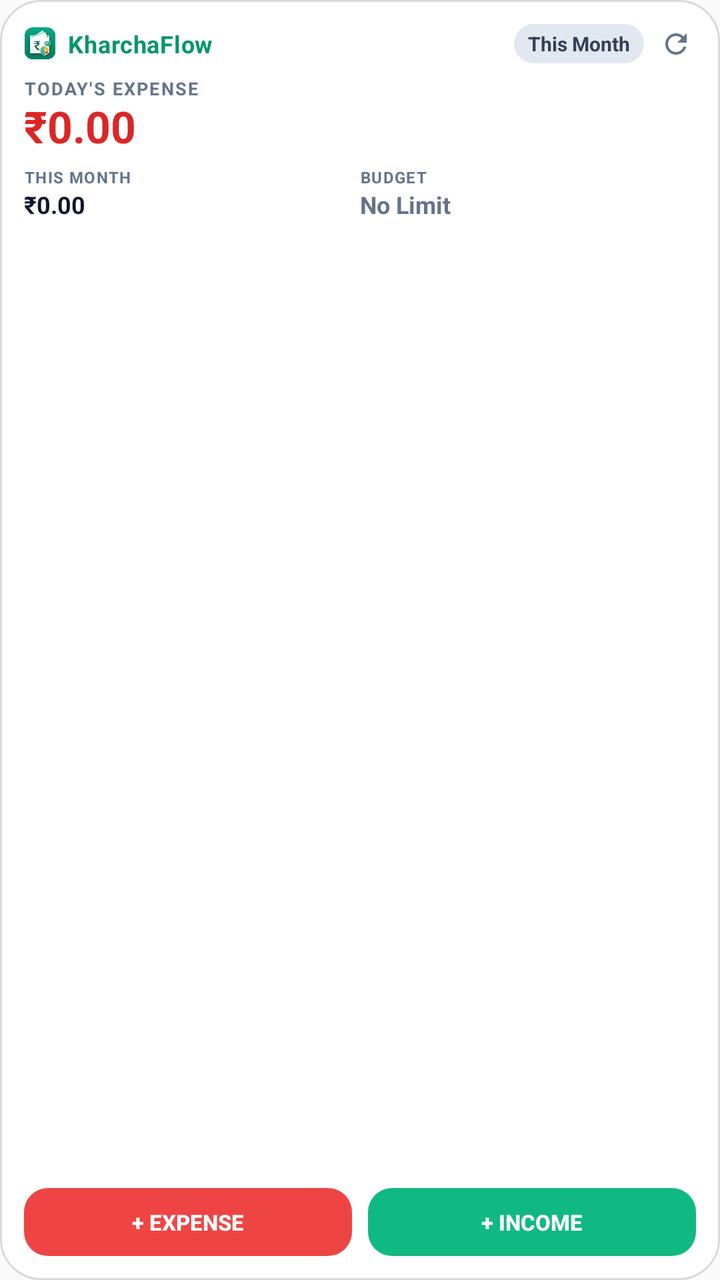
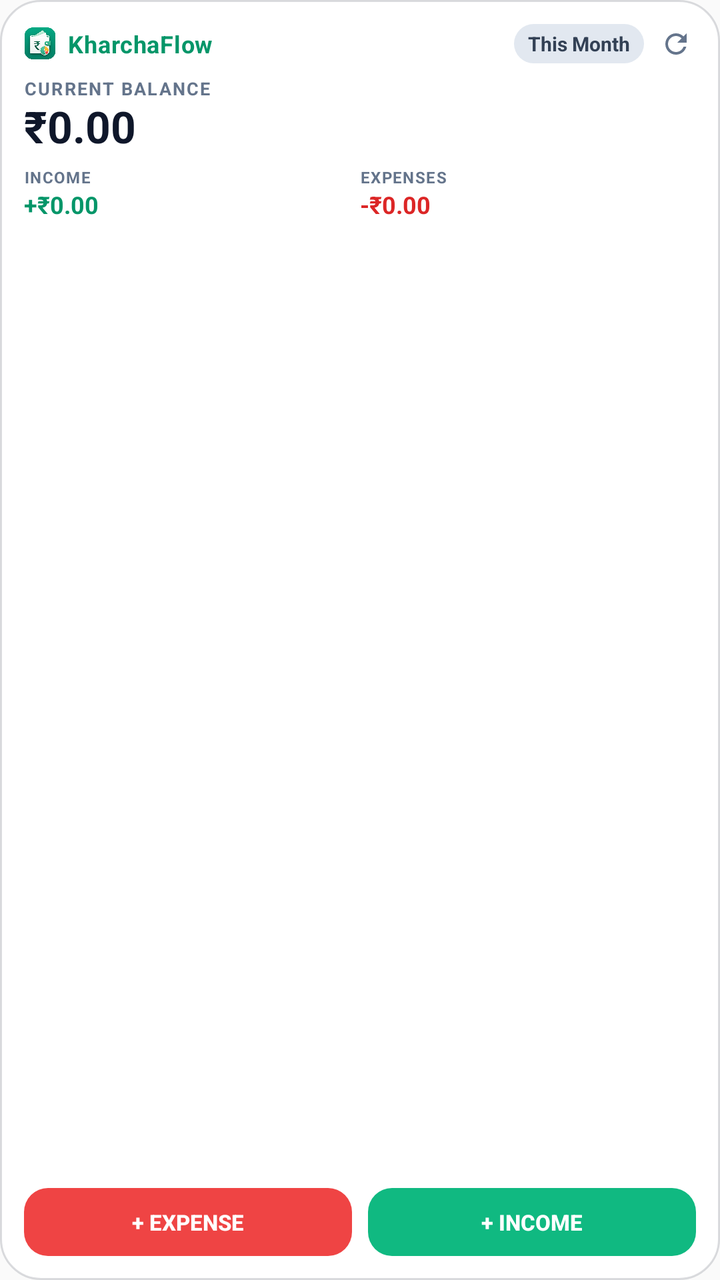

Screens rendered from an Android XML layout before and after an edit, with the pre-edit source and the edit as a unified diff.
<!-- AndroidManifest.xml: application theme Theme.ExpenseTracker -->
<!-- res/layout/widget_expense_tracker.xml -->
<?xml version="1.0" encoding="utf-8"?>
<LinearLayout xmlns:android="http://schemas.android.com/apk/res/android"
    android:id="@+id/widget_root"
    android:layout_width="match_parent"
    android:layout_height="match_parent"
    android:orientation="vertical"
    android:padding="12dp"
    android:background="@drawable/bg_widget_card">

    
    <LinearLayout
        android:layout_width="match_parent"
        android:layout_height="wrap_content"
        android:orientation="horizontal"
        android:gravity="center_vertical">

        <LinearLayout
            android:layout_width="0dp"
            android:layout_height="wrap_content"
            android:layout_weight="1"
            android:orientation="horizontal"
            android:gravity="center_vertical">

            <ImageView
                android:layout_width="16dp"
                android:layout_height="16dp"
                android:src="@drawable/ic_kharchaflow_logo"
                android:scaleType="fitCenter"
                android:contentDescription="KharchaFlow"
                android:layout_marginEnd="6dp" />

            <TextView
                android:layout_width="wrap_content"
                android:layout_height="wrap_content"
                android:text="KharchaFlow"
                android:textSize="12sp"
                android:textStyle="bold"
                android:textColor="@color/widget_text_brand"
                android:letterSpacing="0.02" />
        </LinearLayout>

        <TextView
            android:id="@+id/widget_month_label"
            android:layout_width="wrap_content"
            android:layout_height="wrap_content"
            android:text="This Month"
            android:textSize="10sp"
            android:textStyle="bold"
            android:textColor="@color/widget_pill_text"
            android:background="@drawable/bg_widget_stat_pill"
            android:paddingHorizontal="7dp"
            android:paddingVertical="3dp"
            android:layout_marginEnd="6dp" />

        <ImageView
            android:id="@+id/widget_btn_refresh"
            android:layout_width="20dp"
            android:layout_height="20dp"
            android:src="@drawable/ic_widget_refresh"
            android:contentDescription="Refresh Widget"
            android:padding="2dp" />
    </LinearLayout>

    
    <TextView
        android:layout_width="wrap_content"
        android:layout_height="wrap_content"
        android:text="TODAY&apos;S EXPENSE"
        android:textSize="9sp"
        android:textStyle="bold"
        android:textColor="@color/widget_text_secondary"
        android:letterSpacing="0.08"
        android:layout_marginTop="6dp" />

    <TextView
        android:id="@+id/widget_today_expense"
        android:layout_width="wrap_content"
        android:layout_height="wrap_content"
        android:text="₹0.00"
        android:textSize="22sp"
        android:textStyle="bold"
        android:textColor="@color/widget_expense_text"
        android:includeFontPadding="false"
        android:maxLines="1"
        android:ellipsize="end"
        android:layout_marginTop="1dp" />

    
    <LinearLayout
        android:layout_width="match_parent"
        android:layout_height="wrap_content"
        android:orientation="horizontal"
        android:layout_marginTop="6dp">

        
        <LinearLayout
            android:layout_width="0dp"
            android:layout_height="wrap_content"
            android:layout_weight="1"
            android:orientation="vertical">

            <TextView
                android:layout_width="wrap_content"
                android:layout_height="wrap_content"
                android:text="THIS MONTH"
                android:textSize="8sp"
                android:textStyle="bold"
                android:textColor="@color/widget_text_secondary"
                android:letterSpacing="0.06" />

            <TextView
                android:id="@+id/widget_monthly_expense"
                android:layout_width="wrap_content"
                android:layout_height="wrap_content"
                android:text="₹0.00"
                android:textSize="12sp"
                android:textStyle="bold"
                android:textColor="@color/widget_text_primary"
                android:maxLines="1"
                android:ellipsize="end" />
        </LinearLayout>

        
        <LinearLayout
            android:layout_width="0dp"
            android:layout_height="wrap_content"
            android:layout_weight="1"
            android:orientation="vertical">

            <TextView
                android:id="@+id/widget_budget_label"
                android:layout_width="wrap_content"
                android:layout_height="wrap_content"
                android:text="BUDGET"
                android:textSize="8sp"
                android:textStyle="bold"
                android:textColor="@color/widget_text_secondary"
                android:letterSpacing="0.06" />

            <TextView
                android:id="@+id/widget_budget_status"
                android:layout_width="wrap_content"
                android:layout_height="wrap_content"
                android:text="No Limit"
                android:textSize="12sp"
                android:textStyle="bold"
                android:textColor="@color/widget_text_secondary"
                android:maxLines="1"
                android:ellipsize="end" />
        </LinearLayout>
    </LinearLayout>

    
    <FrameLayout
        android:layout_width="match_parent"
        android:layout_height="0dp"
        android:layout_weight="1" />

    
    <LinearLayout
        android:layout_width="match_parent"
        android:layout_height="wrap_content"
        android:orientation="horizontal"
        android:layout_marginTop="6dp"
        android:weightSum="2">

        <Button
            android:id="@+id/widget_btn_add_expense"
            android:layout_width="0dp"
            android:layout_height="34dp"
            android:layout_weight="1"
            android:text="+ Expense"
            android:textSize="11sp"
            android:textStyle="bold"
            android:background="@drawable/bg_widget_btn_expense"
            android:textColor="@color/widget_btn_text"
            android:stateListAnimator="@null"
            android:layout_marginEnd="4dp" />

        <Button
            android:id="@+id/widget_btn_add_income"
            android:layout_width="0dp"
            android:layout_height="34dp"
            android:layout_weight="1"
            android:text="+ Income"
            android:textSize="11sp"
            android:textStyle="bold"
            android:background="@drawable/bg_widget_btn_income"
            android:textColor="@color/widget_btn_text"
            android:stateListAnimator="@null"
            android:layout_marginStart="4dp" />
    </LinearLayout>
</LinearLayout>
<!-- resources referenced by this layout -->
<resources>
  <color name="widget_btn_text">#FFFFFF</color>
  <color name="widget_expense_text">#DC2626</color>
  <color name="widget_pill_text">#334155</color>
  <color name="widget_text_brand">#059669</color>
  <color name="widget_text_primary">#0F172A</color>
  <color name="widget_text_secondary">#64748B</color>
  <!-- drawable bg_widget_btn_expense (drawable) -->
  <?xml version="1.0" encoding="utf-8"?>
  <shape xmlns:android="http://schemas.android.com/apk/res/android"
      android:shape="rectangle">
      <solid android:color="@color/widget_btn_expense_bg" />
      <corners android:radius="12dp" />
  </shape>
  <!-- drawable bg_widget_btn_income (drawable) -->
  <?xml version="1.0" encoding="utf-8"?>
  <shape xmlns:android="http://schemas.android.com/apk/res/android"
      android:shape="rectangle">
      <solid android:color="@color/widget_btn_income_bg" />
      <corners android:radius="12dp" />
  </shape>
  <!-- drawable bg_widget_card (drawable) -->
  <?xml version="1.0" encoding="utf-8"?>
  <shape xmlns:android="http://schemas.android.com/apk/res/android"
      android:shape="rectangle">
      <solid android:color="@color/widget_bg_color" />
      <corners android:radius="20dp" />
      <stroke
          android:width="1dp"
          android:color="@color/widget_border_color" />
  </shape>
  <!-- drawable bg_widget_stat_pill (drawable) -->
  <?xml version="1.0" encoding="utf-8"?>
  <shape xmlns:android="http://schemas.android.com/apk/res/android"
      android:shape="rectangle">
      <solid android:color="@color/widget_pill_bg" />
      <corners android:radius="10dp" />
  </shape>
  <!-- drawable ic_kharchaflow_logo: png bitmap (drawable, 257579 bytes) -->
  <!-- drawable ic_widget_refresh (drawable) -->
  <vector xmlns:android="http://schemas.android.com/apk/res/android"
      android:width="16dp"
      android:height="16dp"
      android:viewportWidth="24"
      android:viewportHeight="24"
      android:tint="@color/widget_text_secondary">
      <path
          android:fillColor="@android:color/white"
          android:pathData="M17.65,6.35C16.2,4.9 14.21,4 12,4c-4.42,0 -7.99,3.58 -7.99,8s3.57,8 7.99,8c3.73,0 6.84,-2.55 7.73,-6h-2.08c-0.82,2.33 -3.04,4 -5.65,4 -3.31,0 -6,-2.69 -6,-6s2.69,-6 6,-6c1.66,0 3.14,0.69 4.22,1.78L13,11h7V4l-2.35,2.35z"/>
  </vector>
  <style name="Theme.ExpenseTracker" parent="android:Theme.Material.Light.NoActionBar">
          <item name="android:statusBarColor">@android:color/transparent</item>
          <item name="android:navigationBarColor">@android:color/transparent</item>
          <item name="android:windowLightStatusBar">true</item>
      </style>
  <color name="widget_btn_expense_bg">#EF4444</color>
  <color name="widget_btn_income_bg">#10B981</color>
  <color name="widget_bg_color">#F2FFFFFF</color>
  <color name="widget_border_color">#260F172A</color>
  <color name="widget_pill_bg">#E2E8F0</color>
</resources>

<!-- the commit's change to res/layout/widget_expense_tracker.xml (unified diff, before → after) -->
@@ -65,7 +65,7 @@
     <TextView
         android:layout_width="wrap_content"
         android:layout_height="wrap_content"
-        android:text="TODAY&apos;S EXPENSE"
+        android:text="CURRENT BALANCE"
         android:textSize="9sp"
         android:textStyle="bold"
         android:textColor="@color/widget_text_secondary"
@@ -73,13 +73,13 @@
         android:layout_marginTop="6dp" />
 
     <TextView
-        android:id="@+id/widget_today_expense"
+        android:id="@+id/widget_total_balance"
         android:layout_width="wrap_content"
         android:layout_height="wrap_content"
         android:text="₹0.00"
         android:textSize="22sp"
         android:textStyle="bold"
-        android:textColor="@color/widget_expense_text"
+        android:textColor="@color/widget_text_primary"
         android:includeFontPadding="false"
         android:maxLines="1"
         android:ellipsize="end"
@@ -102,20 +102,20 @@
             <TextView
                 android:layout_width="wrap_content"
                 android:layout_height="wrap_content"
-                android:text="THIS MONTH"
+                android:text="INCOME"
                 android:textSize="8sp"
                 android:textStyle="bold"
                 android:textColor="@color/widget_text_secondary"
                 android:letterSpacing="0.06" />
 
             <TextView
-                android:id="@+id/widget_monthly_expense"
+                android:id="@+id/widget_monthly_income"
                 android:layout_width="wrap_content"
                 android:layout_height="wrap_content"
-                android:text="₹0.00"
+                android:text="+₹0.00"
                 android:textSize="12sp"
                 android:textStyle="bold"
-                android:textColor="@color/widget_text_primary"
+                android:textColor="@color/widget_income_text"
                 android:maxLines="1"
                 android:ellipsize="end" />
         </LinearLayout>
@@ -128,23 +128,22 @@
             android:orientation="vertical">
 
             <TextView
-                android:id="@+id/widget_budget_label"
                 android:layout_width="wrap_content"
                 android:layout_height="wrap_content"
-                android:text="BUDGET"
+                android:text="EXPENSES"
                 android:textSize="8sp"
                 android:textStyle="bold"
                 android:textColor="@color/widget_text_secondary"
                 android:letterSpacing="0.06" />
 
             <TextView
-                android:id="@+id/widget_budget_status"
+                android:id="@+id/widget_monthly_expense"
                 android:layout_width="wrap_content"
                 android:layout_height="wrap_content"
-                android:text="No Limit"
+                android:text="-₹0.00"
                 android:textSize="12sp"
                 android:textStyle="bold"
-                android:textColor="@color/widget_text_secondary"
+                android:textColor="@color/widget_expense_text"
                 android:maxLines="1"
                 android:ellipsize="end" />
         </LinearLayout>
<!-- resource entries referenced after the edit -->
@@ -2,6 +2,7 @@
 <resources>
   <color name="widget_btn_text">#FFFFFF</color>
   <color name="widget_expense_text">#DC2626</color>
+  <color name="widget_income_text">#059669</color>
   <color name="widget_pill_text">#334155</color>
   <color name="widget_text_brand">#059669</color>
   <color name="widget_text_primary">#0F172A</color>
